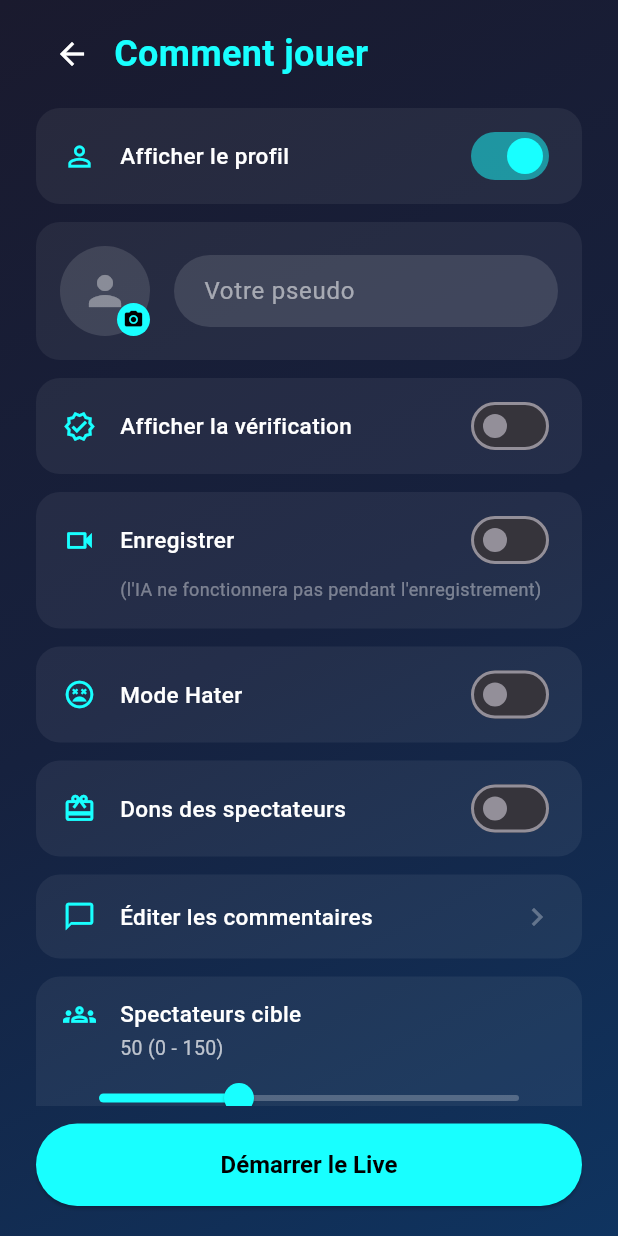
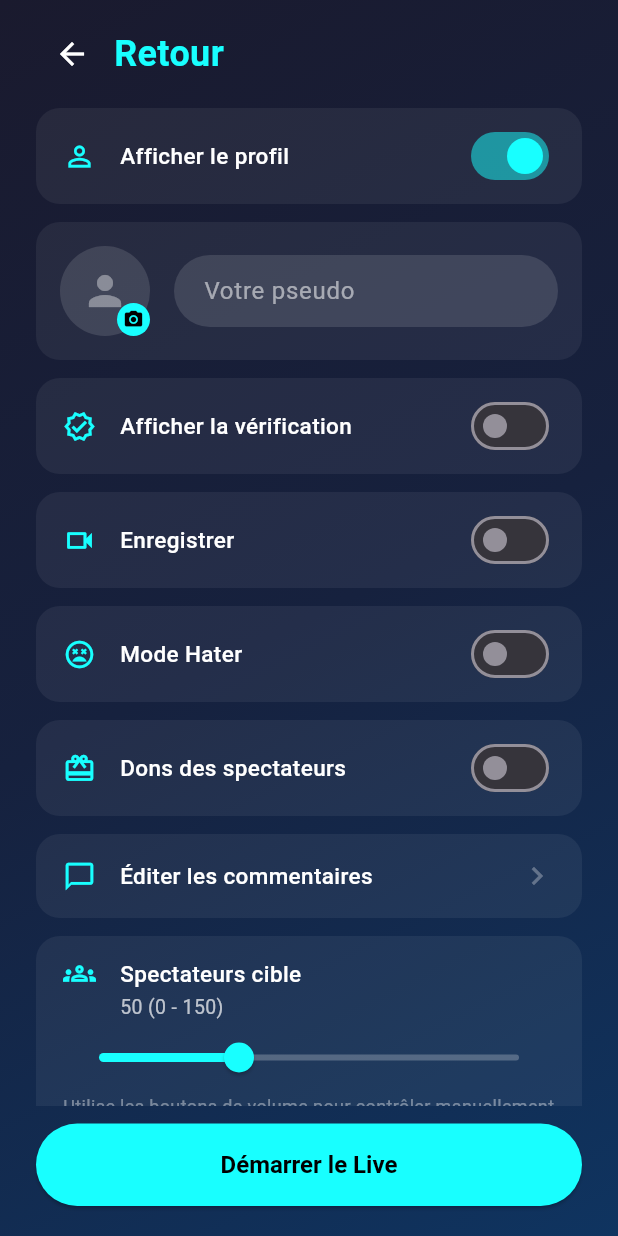
Before and after one commit to grafmik/hellochat, a Flutter app: the LiveSetupScreen screen opened directly, on a phone screen of 412 x 824 dp. Run offline on Flutter 3.47's test engine with Material 3 defaults, Android fonts, the phone set to English and light mode, and no system bars; our stand-ins replace camera.

Commit message:
Renomme le titre de l'écran de configuration et simplifie les toggles
- "Comment jouer" devient "Retour"
- Suppression du sous-titre sur le toggle "Enregistrer" et du paramètre
  subtitle, devenu inutilisé, sur _ToggleItem

```diff
--- a/lib/screens/live_setup_screen.dart
+++ b/lib/screens/live_setup_screen.dart
@@ -44,7 +44,7 @@ class _LiveSetupScreenState extends State<LiveSetupScreen> {
                     const SizedBox(width: 4),
                     const Expanded(
                       child: Text(
-                        'Comment jouer',
+                        'Retour',
                         style: TextStyle(
                           color: accentColor,
                           fontSize: 24,
@@ -89,7 +89,6 @@ class _LiveSetupScreenState extends State<LiveSetupScreen> {
                       _ToggleItem(
                         icon: Icons.videocam_outlined,
                         label: 'Enregistrer',
-                        subtitle: "(l'IA ne fonctionnera pas pendant l'enregistrement)",
                         value: _record,
                         onChanged: (v) => setState(() => _record = v),
                       ),
@@ -291,14 +290,12 @@ class _LiveSetupScreenState extends State<LiveSetupScreen> {
 class _ToggleItem extends StatelessWidget {
   final IconData icon;
   final String label;
-  final String? subtitle;
   final bool value;
   final ValueChanged<bool> onChanged;
 
   const _ToggleItem({
     required this.icon,
     required this.label,
-    this.subtitle,
     required this.value,
     required this.onChanged,
   });
@@ -312,10 +309,7 @@ class _ToggleItem extends StatelessWidget {
         color: Colors.white.withValues(alpha: 0.06),
         borderRadius: BorderRadius.circular(16),
       ),
-      child: Column(
-        crossAxisAlignment: CrossAxisAlignment.start,
-        children: [
-          Row(
+      child: Row(
         children: [
           Icon(icon, color: accentColor, size: 22),
           const SizedBox(width: 16),
@@ -330,16 +324,6 @@ class _ToggleItem extends StatelessWidget {
             ),
           ),
           Switch(value: value, onChanged: onChanged, activeThumbColor: accentColor),
-            ],
-          ),
-          if (subtitle != null)
-            Padding(
-              padding: const EdgeInsets.only(left: 38, bottom: 10),
-              child: Text(
-                subtitle!,
-                style: TextStyle(color: Colors.white.withValues(alpha: 0.4), fontSize: 12),
-              ),
-            ),
         ],
       ),
     );
```
Lines whose indentation alone changed are shown as unchanged.
